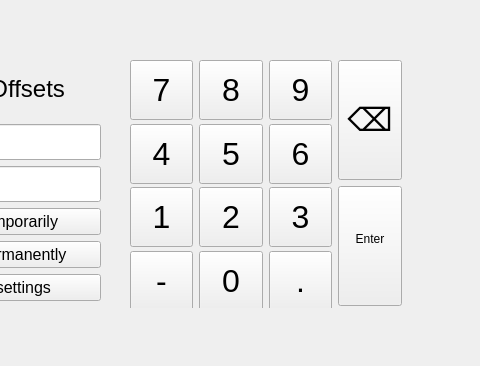
First picture: the form in ClientApp/qt/duexsetupwindow.ui, repository re3Dprinting/touchscreen, before the edit; both pictures show x 320 to 800 and y 0 to 366 of the 800 by 480 pixel window.
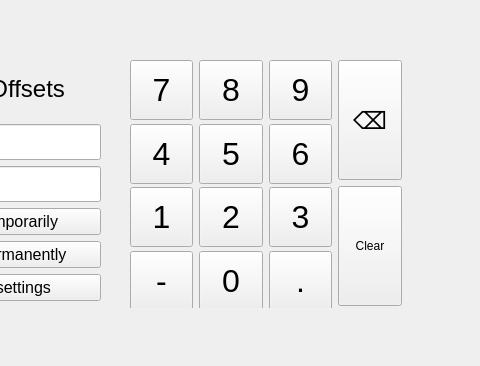
Second picture: the form after the edit. Icons and pictures are not drawn. Custom widgets are drawn as their Qt base class.

```diff
--- a/ClientApp/qt/duexsetupwindow.ui
+++ b/ClientApp/qt/duexsetupwindow.ui
@@ -477,7 +477,7 @@
         </property>
         <property name="font">
          <font>
-          <pointsize>24</pointsize>
+          <pointsize>18</pointsize>
          </font>
         </property>
         <property name="focusPolicy">
@@ -500,8 +500,7 @@
          <enum>Qt::NoFocus</enum>
         </property>
         <property name="text">
-         <string>Enter
-</string>
+         <string>Clear</string>
         </property>
        </widget>
       </item>
```
Left out of the diff: 2 changed lines with no effect on the pictures.
